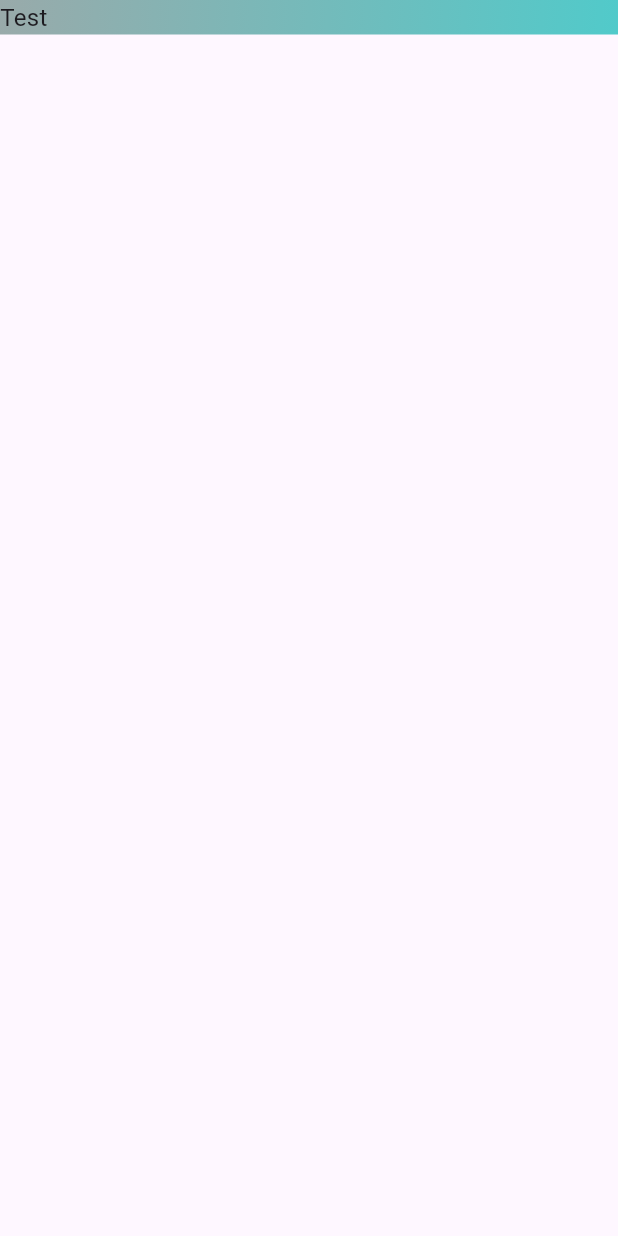
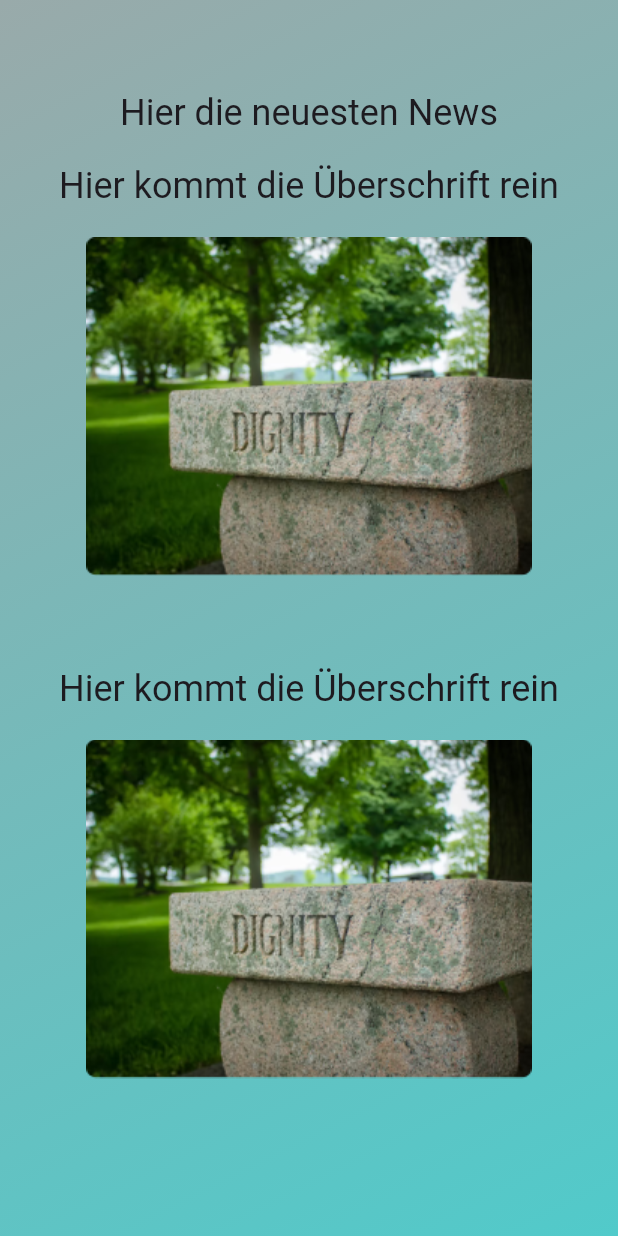
Before and after one commit to AkademieDirk/mam_projekt_v1, a Flutter app: the ContentSwitcher screen opened directly, after a tap on "News", on a phone screen of 412 x 824 dp. Run offline on Flutter 3.47's test engine with Material 3 defaults, Android fonts, the phone set to English and light mode, and no system bars; our stand-ins replace flutter_social_button, font_awesome_flutter; Roboto replaces fonts that are missing (Urbanist).

Commit message:
News screen added and Navigation added

```diff
--- a/lib/features/Change_Screen/content_Switcher.dart
+++ b/lib/features/Change_Screen/content_Switcher.dart
@@ -30,8 +30,8 @@ class ContentSwitcher extends StatelessWidget {
               verticalSpacing,
               GestureDetector(
                 onTap: () {
-                  Navigator.of(context).push(
-                      MaterialPageRoute(builder: (context) => NewsScreen()));
+                  Navigator.of(context).push(MaterialPageRoute(
+                      builder: (context) => NewsScreen(trashdata: trashdata)));
                 },
                 child: const SwitcherContainer(
                     picturepath: "assets/icons/ContentSwitcher/News.png",
--- a/lib/features/News/news_screen.dart
+++ b/lib/features/News/news_screen.dart
@@ -1,16 +1,44 @@
 import 'package:flutter/material.dart';
 import 'package:mam_projekt_v1/config/themes/themes.dart';
+import 'package:mam_projekt_v1/features/Abfall_ABC/widgets/classes/information_card_class.dart';
 
 class NewsScreen extends StatelessWidget {
-  const NewsScreen({super.key});
-
+  const NewsScreen({super.key, required this.trashdata});
+  final List<InformationCardClass> trashdata;
   @override
   Widget build(BuildContext context) {
-    return Scaffold(
-      body: Container(
-          width: double.infinity,
-          decoration: background,
-          child: const Text("Test")),
-    );
+    return Container(
+        width: double.infinity,
+        decoration: background,
+        child: SafeArea(
+          child: Column(
+            children: [
+              verticalBigSpacing,
+              Text(
+                "Hier die neuesten News",
+                style: Theme.of(context).textTheme.displaySmall,
+              ),
+              verticalSpacing,
+              Column(children: [
+                Text(
+                  "Hier kommt die Überschrift rein",
+                  style: Theme.of(context).textTheme.displaySmall,
+                )
+              ]),
+              verticalSpacing,
+              const Image(
+                  image: AssetImage("assets/images/News/Newsimage.png")),
+              verticalBigSpacing,
+              Column(children: [
+                Text(
+                  "Hier kommt die Überschrift rein",
+                  style: Theme.of(context).textTheme.displaySmall,
+                )
+              ]),
+              verticalSpacing,
+              const Image(image: AssetImage("assets/images/News/Newsimage.png"))
+            ],
+          ),
+        ));
   }
 }
--- a/pubspec.yaml
+++ b/pubspec.yaml
@@ -30,6 +30,7 @@ flutter:
     - assets/icons/Logos/logo-transparent.png
     - assets/icons/Logos/google_logo.png
     - assets/icons/Calendar/
+    - assets/images/News/
 
 
 
```
Also changed, not shown: assets/images/News/Newsimage.png (added).
